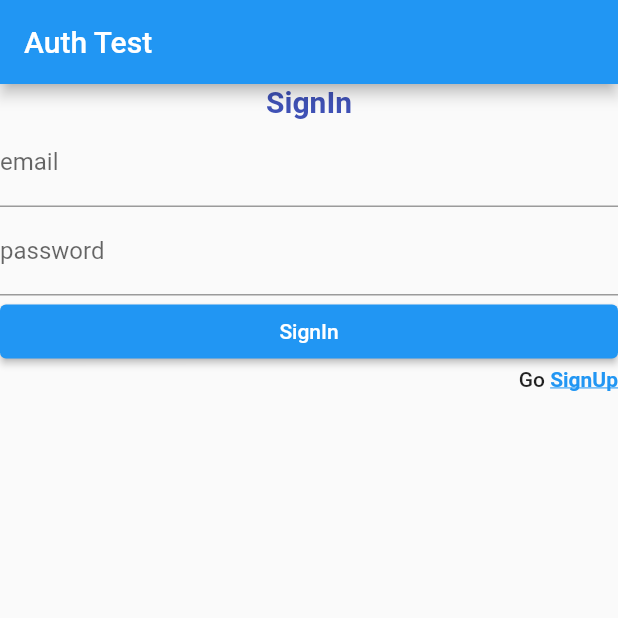
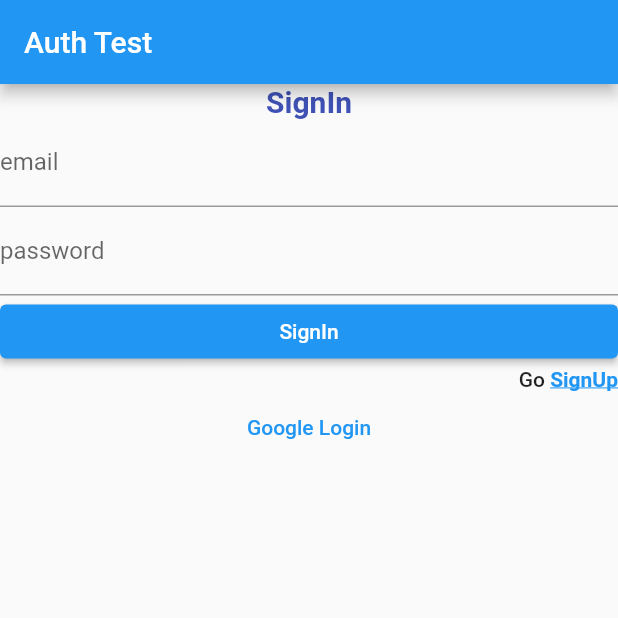
Before and after one commit to bajnsk/Capstone_Design2_Asher, a Flutter app: the screen it shows after launch, on a phone screen of 412 x 824 dp, the top half of it. Run offline on Flutter 3.47's test engine with Material 2 defaults, Android fonts, the phone set to English and light mode, and no system bars; our stand-ins replace firebase_auth, firebase_core, fluttertoast, google_sign_in; accounts and stored records are empty.

Commit message:
구글 로그인 구현 1차 (미완) 로그인 페이지 하단에 구글 로그인 버튼 및 기능 구현

```diff
--- a/lib/main.dart
+++ b/lib/main.dart
@@ -4,6 +4,9 @@
 import 'package:firebase_core/firebase_core.dart';
 import '../firebase_options.dart';
 import 'package:fluttertoast/fluttertoast.dart';
+import 'Firebase_GoogleLogin.dart';
+
+
 
 showToast(String msg) {
   Fluttertoast.showToast(
@@ -48,7 +51,6 @@
 
 class AuthWidgetState extends State<AuthWidget> {
   final _formKey = GlobalKey<FormState>();
-
   late String email;
   late String password;
   bool isInput = true; //false - result
@@ -177,7 +179,10 @@
         textAlign: TextAlign.right,
         text: TextSpan(
           text: 'Go ',
-          style: Theme.of(context).textTheme.bodyText1,
+          style: Theme
+              .of(context)
+              .textTheme
+              .bodyText1,
           children: <TextSpan>[
             TextSpan(
                 text: isSignIn ? "SignUp" : "SignIn",
@@ -232,8 +237,23 @@
         title: Text("Auth Test"),
       ),
       body: Column(
-          crossAxisAlignment: CrossAxisAlignment.stretch,
-          children: isInput ? getInputWidget() : getResultWidget()),
+        crossAxisAlignment: CrossAxisAlignment.stretch,
+        children: <Widget>[
+          if (isInput) ...getInputWidget() else
+            ...getResultWidget(),
+          Expanded(
+            child: Column(
+              //mainAxisAlignment: MainAxisAlignment.end, // 하단 정렬
+              children: <Widget>[
+                TextButton(
+                  child: Text("Google Login"),
+                  onPressed: GoogleLogin.signInWithGoogle,
+                ),
+              ],
+            ),
+          ),
+        ],
+      ),
     );
   }
 }
--- a/pubspec.yaml
+++ b/pubspec.yaml
@@ -39,6 +39,7 @@ dependencies:
   firebase_core: ^2.19.0
   firebase_auth: ^4.11.1
   fluttertoast: ^8.2.2
+  google_sign_in: ^6.1.5
 
 dev_dependencies:
   flutter_test:
```
Also changed, not shown: lib/Firebase_GoogleLogin.dart (added, +51 -0 lines), lib/Firebase_LogIn.dart (deleted, +0 -70 lines), lib/Firebase_Login_View.dart (added), pubspec.lock.
